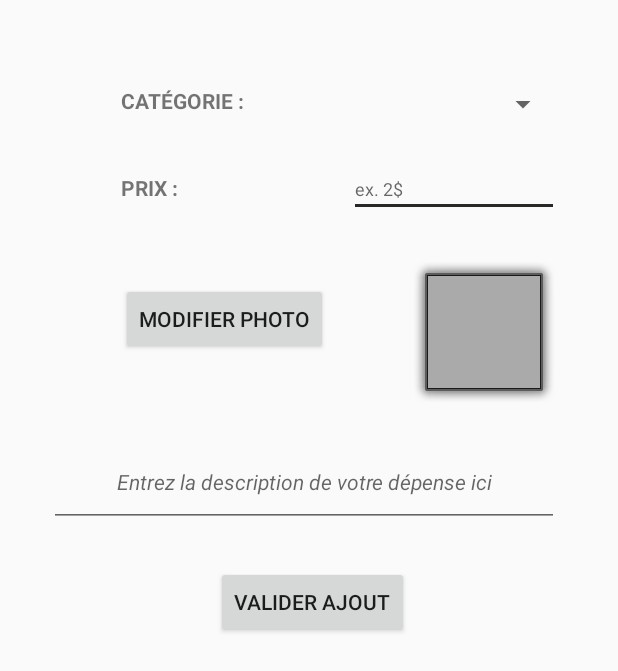
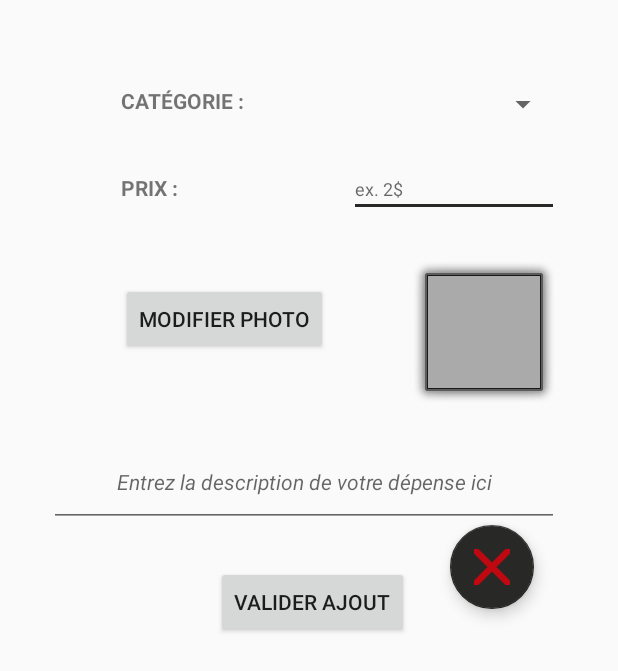
Before and after one commit to meurett/Mobile_projet_session, an Android app: the layout fragment_liste_depenses_item.xml on its own in the app's theme, with its tools: preview values and no code run, on a phone screen of 412 x 824 dp. Shown: the top 671 px of the screen. Run offline under Robolectric (Android 15) with nearby library versions, the phone set to English and light mode, and no system bars.

Commit message:
Delete depense

```diff
--- a/app/src/main/res/layout/fragment_liste_depenses.xml
+++ b/app/src/main/res/layout/fragment_liste_depenses.xml
@@ -19,7 +19,8 @@
         android:layout_width="wrap_content"
         android:layout_height="wrap_content"
         android:layout_gravity="bottom|end"
-        android:layout_margin="@dimen/fab_margin"
+        android:layout_marginLeft="300dp"
+        android:layout_marginTop="360dp"
         app:srcCompat="@mipmap/ic_plus" />
 
 </RelativeLayout>
--- a/app/src/main/res/layout/fragment_liste_depenses_item.xml
+++ b/app/src/main/res/layout/fragment_liste_depenses_item.xml
@@ -11,6 +11,15 @@
         android:orientation="vertical"
         android:layout_width="fill_parent"
         android:layout_height="fill_parent">
+
+        <android.support.design.widget.FloatingActionButton
+            android:id="@+id/delete_item_button"
+            android:layout_width="wrap_content"
+            android:layout_height="wrap_content"
+            android:layout_gravity="bottom|end"
+            android:layout_marginTop="350dp"
+            android:layout_marginLeft="300dp"
+            app:srcCompat="@drawable/ic_action_name" />
 
         <TextView
             android:layout_width="wrap_content"
```
Also changed, not shown: app/src/main/java/ca/ulaval/ima/projet_session/DatabaseHelper.java (+7 -0 lines), app/src/main/java/ca/ulaval/ima/projet_session/FragmentListeDepenses_Item.java (+11 -0 lines), app/src/main/res/drawable-hdpi/ic_action_name.png (added), app/src/main/res/drawable-mdpi/ic_action_name.png (added), app/src/main/res/drawable-xhdpi/ic_action_name.png (added), app/src/main/res/drawable-xxhdpi/ic_action_name.png (added).
